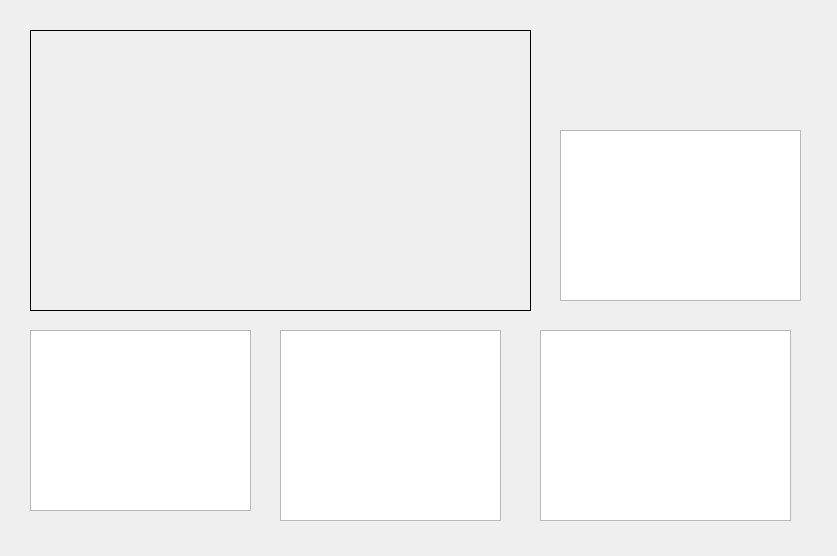
Above: src/homeform.ui from oddukgi/QtQik before the change. Below: the same form after it.
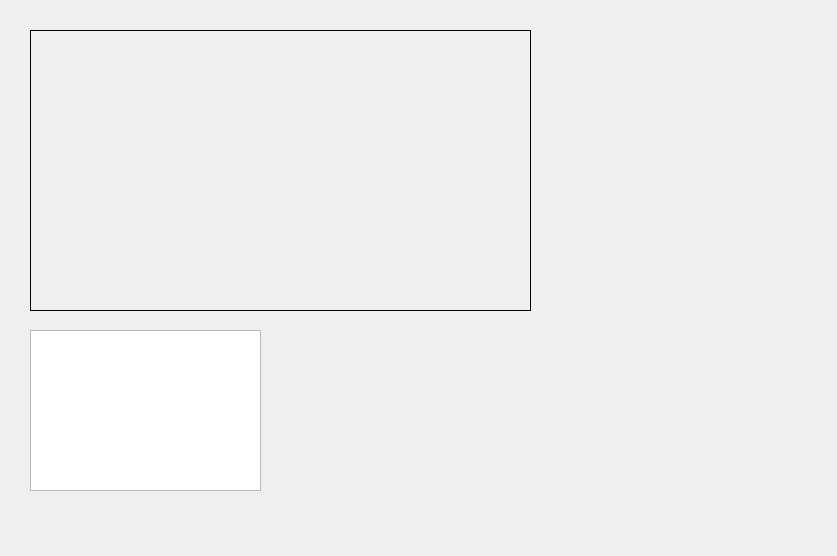
That is the form after the change.

Commit message: make custom QListWidget class

Diff of the .ui file:
```diff
--- a/src/homeform.ui
+++ b/src/homeform.ui
@@ -34,71 +34,9 @@
     <rect>
      <x>30</x>
      <y>330</y>
-     <width>221</width>
-     <height>181</height>
+     <width>231</width>
+     <height>161</height>
     </rect>
-   </property>
-   <property name="font">
-    <font>
-     <pointsize>13</pointsize>
-    </font>
-   </property>
-   <property name="styleSheet">
-    <string notr="true">QListWidget::item { 
-border-bottom: 1px solid black;
-background-color: qlineargradient(spread:pad, x1:0, y1:0, x2:1, y2:0, stop:0 rgba(214, 214, 214, 255), stop:1 rgba(255, 255, 255, 255));
- }</string>
-   </property>
-  </widget>
-  <widget class="QListWidget" name="SOC_ListView">
-   <property name="geometry">
-    <rect>
-     <x>280</x>
-     <y>330</y>
-     <width>221</width>
-     <height>191</height>
-    </rect>
-   </property>
-   <property name="styleSheet">
-    <string notr="true">QListWidget::item { 
-border-bottom: 1px solid black;
-background-color: qlineargradient(spread:pad, x1:0, y1:0, x2:1, y2:0, stop:0 rgba(214, 214, 214, 255), stop:1 rgba(255, 255, 255, 255));
-}
-</string>
-   </property>
-  </widget>
-  <widget class="QListWidget" name="Grid_ListView">
-   <property name="geometry">
-    <rect>
-     <x>560</x>
-     <y>130</y>
-     <width>241</width>
-     <height>171</height>
-    </rect>
-   </property>
-   <property name="styleSheet">
-    <string notr="true">QListWidget::item { 
-border-bottom: 1px solid black; 
-background-color: qlineargradient(spread:pad, x1:0, y1:0, x2:1, y2:0, stop:0 rgba(214, 214, 214, 255), stop:1 rgba(255, 255, 255, 255));
-}
-
-</string>
-   </property>
-  </widget>
-  <widget class="QListWidget" name="Load_ListView">
-   <property name="geometry">
-    <rect>
-     <x>540</x>
-     <y>330</y>
-     <width>251</width>
-     <height>191</height>
-    </rect>
-   </property>
-   <property name="styleSheet">
-    <string notr="true">QListWidget::item { 
-border-bottom: 1px solid black; 
-background-color: qlineargradient(spread:pad, x1:0, y1:0, x2:1, y2:0, stop:0 rgba(214, 214, 214, 255), stop:1 rgba(255, 255, 255, 255));
-}</string>
    </property>
   </widget>
  </widget>
```
Left out of the diff: 2 changed lines with no effect on the pictures. The commit also changes 6 other files.
